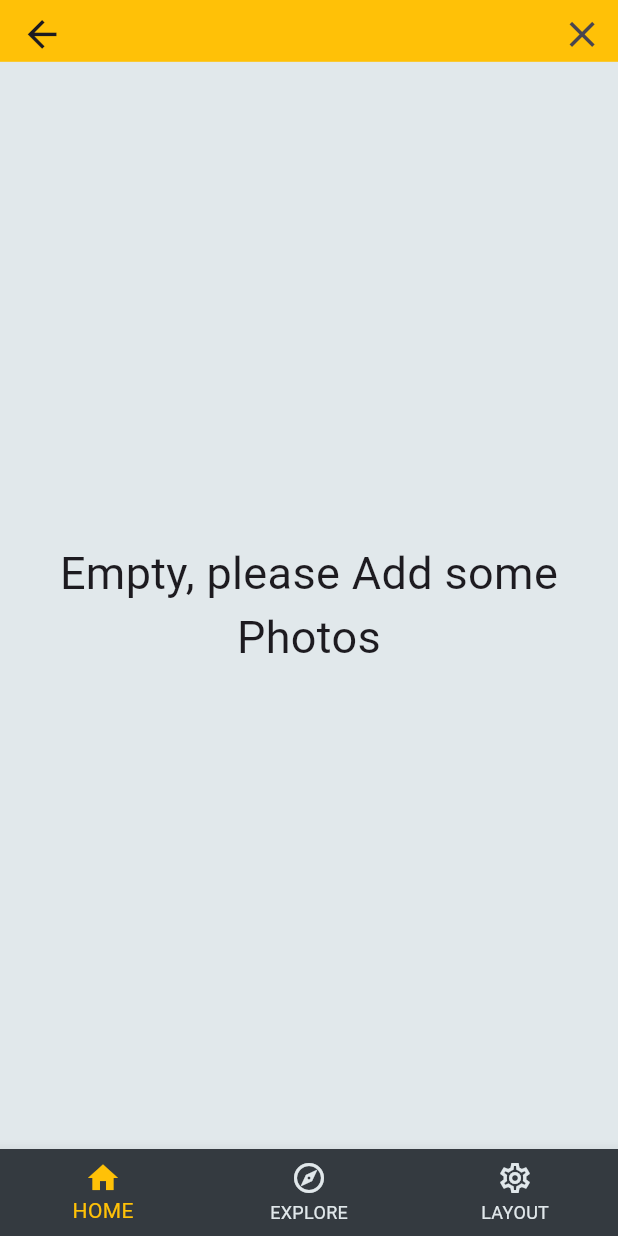
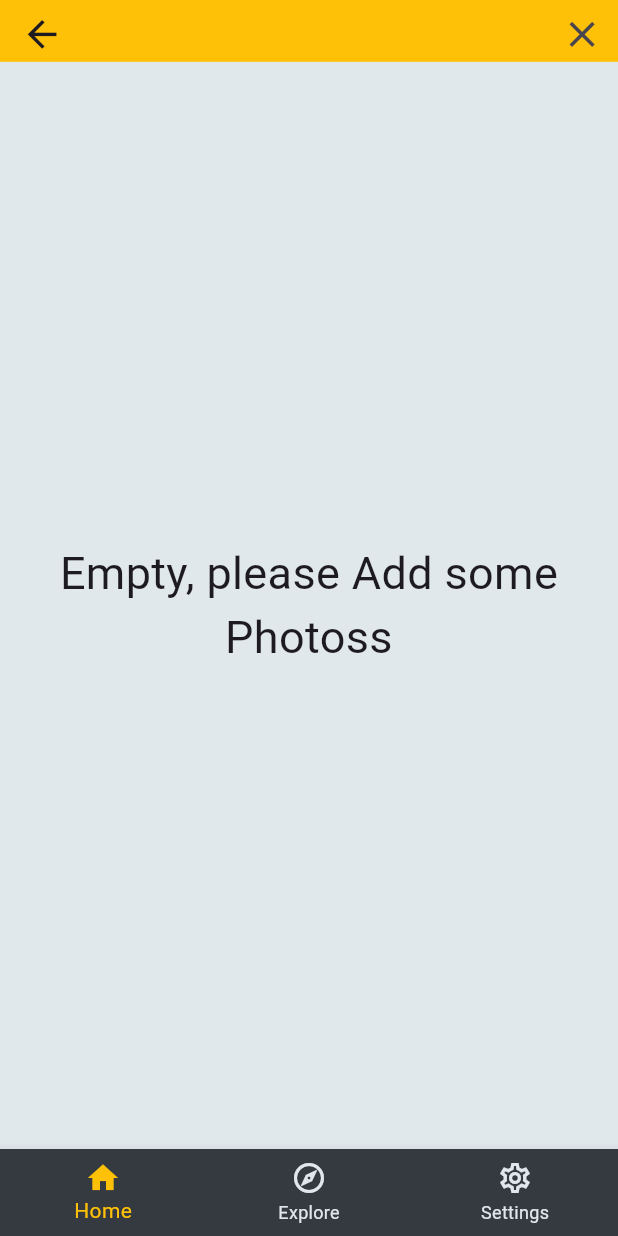
Before and after one commit to Amrd12/gallery-app, a Flutter app: the LayoutScreen screen opened directly, after a tap on the "search" icon, on a phone screen of 412 x 824 dp. Run offline on Flutter 3.47's test engine with Material 3 defaults, Android fonts, the phone set to English and light mode, and no system bars; our stand-ins replace bloc, cached_network_image, dio, easy_localization, flutter_bloc, flutter_offline and 3 more; accounts and stored records are empty; network calls fail.

Commit message:
added localization and welcome screen

```diff
--- a/lib/bloc/cubit/theme_cubit.dart
+++ b/lib/bloc/cubit/theme_cubit.dart
@@ -7,15 +7,14 @@ import 'package:shared_preferences/shared_preferences.dart';
 part 'theme_state.dart';
 
 class ThemeCubit extends Cubit<ThemeState> {
-  ThemeCubit(bool isdark) : super(ThemeInitial()) {
-    if (isdark) {
-      theme = ThemeMode.dark;
-    } else {
-      theme = ThemeMode.light;
-    }
-    emit(ChangeTheme(theme: theme));
+  ThemeCubit(ThemeMode th, Locale lo) : super(ThemeInitial(th: th, lo: lo)) {
+    theme = th;
+    locale = lo;
   }
+
   late ThemeMode theme;
+  late Locale locale;
+
   Future<ThemeMode> changetheme({ThemeMode? th}) async {
     final SharedPreferences prefs = await SharedPreferences.getInstance();
 
@@ -24,11 +23,33 @@ class ThemeCubit extends Cubit<ThemeState> {
     } else if (theme == ThemeMode.dark) {
       theme = ThemeMode.light;
       await prefs.setBool(isdark_Pref, false);
+      print("set to light");
     } else {
       theme = ThemeMode.dark;
       await prefs.setBool(isdark_Pref, true);
+      print("set to dark");
     }
     emit(ChangeTheme(theme: theme));
     return theme;
   }
+
+  Future<Locale> changeLocale({Locale? th}) async {
+    final SharedPreferences prefs = await SharedPreferences.getInstance();
+
+    if (th != null) {
+      locale = th;
+    } else if (locale == Locale("en")) {
+      locale = Locale("ar");
+      await prefs.setBool(isen_Pref, false);
+      print("set to ar");
+    } else {
+      locale = Locale("en");
+      await prefs.setBool(isen_Pref, true);
+      print("set to en");
+    }
+    emit(ChangeLocale(locale: locale));
+    return locale;
+  }
+
+  void FiristRun(bool isFirstRun) => emit(IsFirstRun(isFirstRun: isFirstRun));
 }
--- a/lib/bloc/cubit/theme_state.dart
+++ b/lib/bloc/cubit/theme_state.dart
@@ -3,10 +3,27 @@ part of 'theme_cubit.dart';
 @immutable
 sealed class ThemeState {}
 
-final class ThemeInitial extends ThemeState {}
+final class ThemeInitial extends ThemeState {
+  final ThemeMode th;
+  final Locale lo;
+
+  ThemeInitial({required this.th, required this.lo});
+}
 
 final class ChangeTheme extends ThemeState {
   final ThemeMode theme;
 
   ChangeTheme({required this.theme});
 }
+
+final class ChangeLocale extends ThemeState {
+  final Locale locale;
+
+  ChangeLocale({required this.locale});
+}
+
+final class IsFirstRun extends ThemeState {
+  final bool isFirstRun;
+
+  IsFirstRun({required this.isFirstRun});
+}
--- a/lib/constans/strings.dart
+++ b/lib/constans/strings.dart
@@ -1,6 +1,4 @@
 // api
-import 'package:flutter/material.dart';
-
 const baseurl = "https://api.pexels.com/v1/";
 const CuratedPhotos = "curated";
 const Search = "search";
@@ -17,13 +15,8 @@ const layoutRoute = "/layout";
 //hive
 const hivebox = "PhotosBox";
 const searchBox = "searchbox";
-// //search
-// const Map<String, Widget> orientationIcons = {
-//   "": Icon(Icons.not_interested),
-//   "landscape": Icon(Icons.landscape),
-//   "portrait": Icon(Icons.portrait),
-//   "square": Icon(Icons.photo),
-// };
 
 //prefrence
 const isdark_Pref = "isdark";
+const isen_Pref = "isdark";
+const firstTime_pref = "firsttime";
--- a/lib/main.dart
+++ b/lib/main.dart
@@ -1,3 +1,5 @@
+import 'package:gallaryapp/generated/lib/codegen_loader.g.dart';
+import 'package:gallaryapp/ui/screens/theme-page.dart';
 import "package:hive_flutter/hive_flutter.dart";
 import 'package:flutter/material.dart';
 import 'package:flutter_bloc/flutter_bloc.dart';
@@ -13,20 +15,34 @@ import 'package:shared_preferences/shared_preferences.dart';
 import 'constans/strings.dart';
 import 'data/models/Photo_Model.dart';
 import 'data/models/Search_Model.dart';
+import 'package:flutter_localizations/flutter_localizations.dart';
+import 'package:easy_localization/easy_localization.dart';
 
 void main() async {
   WidgetsFlutterBinding.ensureInitialized();
   //shared pref
+  await EasyLocalization.ensureInitialized();
 
   final SharedPreferences prefs = await SharedPreferences.getInstance();
   // await prefs.setBool(isdark_Pref, true);
 
   bool? isdark = prefs.getBool(isdark_Pref);
-  print(isdark);
+  print("isdark $isdark");
   if (isdark == null) {
-    await prefs.setBool(isdark_Pref, false);
+    await prefs.setBool(isdark_Pref, true);
     isdark = false;
   }
+
+  bool? isen = prefs.getBool(isen_Pref);
+  print("isen $isen");
+  if (isen == null) {
+    await prefs.setBool(isen_Pref, false);
+    isen = false;
+  }
+  // await prefs.setBool(firstTime_pref, true);
+
+  bool isFirstRun = prefs.getBool(firstTime_pref) ?? true;
+
   //hive
   await Hive.initFlutter();
   Hive.registerAdapter(PhotoModelAdapter());
@@ -36,33 +52,86 @@ void main() async {
   //storage
   await const Storage().makeBaseDirectory();
 
-  runApp(MainApp(isdark: isdark as bool));
+  runApp(MainApp(isdark: isdark, isEn: isen, isFirstRun: isFirstRun));
 }
 
-class MainApp extends StatelessWidget {
-  MainApp({super.key, required this.isdark});
-  final bool isdark;
-  ThemeMode? theme;
+class MainApp extends StatefulWidget {
+  MainApp(
+      {super.key,
+      required this.isdark,
+      required this.isEn,
+      required this.isFirstRun});
+  final bool isdark, isEn, isFirstRun;
+
+  @override
+  State<MainApp> createState() => _MainAppState();
+}
+
+class _MainAppState extends State<MainApp> {
+  late ThemeMode theme;
+  late Locale local;
+  late bool first;
+  @override
+  void initState() {
+    local = widget.isEn ? Locale("en") : Locale("ar");
+    theme = widget.isdark ? ThemeMode.dark : ThemeMode.light;
+    first = widget.isFirstRun;
+    super.initState();
+  }
+
   @override
   Widget build(BuildContext context) {
     return MultiBlocProvider(
       providers: [
         BlocProvider(create: (context) => SearchStorageCubit()),
         BlocProvider(create: (context) => SearchApiCubit()),
-        BlocProvider(create: (context) => ThemeCubit(isdark)),
+        BlocProvider(create: (context) => ThemeCubit(theme, local)),
       ],
       child: BlocBuilder<ThemeCubit, ThemeState>(
         builder: (context, state) {
-          if (state is ChangeTheme) theme = state.theme;
-          return MaterialApp(
-              themeMode: theme ?? ThemeMode.light,
-              theme: ThemeData(scaffoldBackgroundColor: MyColors.myWhite),
-              darkTheme: ThemeData(scaffoldBackgroundColor: MyColors.myGrey),
-              title: "Gallary App",
-              debugShowCheckedModeBanner: false,
-              home: const Scaffold(body: LayoutScreen()));
+          if (state is ChangeTheme) {
+            theme = state.theme;
+          }
+          if (state is ChangeLocale) {
+            local = state.locale;
+          }
+          if (state is IsFirstRun) {
+            first = state.isFirstRun;
+          }
+
+          return EasyLocalization(
+              assetLoader: CodegenLoader(),
+              startLocale: local,
+              supportedLocales: [Locale("en"), Locale("ar")],
+              path: "translations",
+              child: App(theme: theme, locale: local, isFirstRun: first));
         },
       ),
     );
   }
 }
+
+class App extends StatelessWidget {
+  App(
+      {super.key,
+      required this.theme,
+      required this.locale,
+      required this.isFirstRun});
+
+  final ThemeMode theme;
+  final Locale locale;
+  final bool isFirstRun;
+  @override
+  Widget build(BuildContext context) {
+    return MaterialApp(
+        localizationsDelegates: context.localizationDelegates,
+        supportedLocales: context.supportedLocales,
+        locale: locale,
+        themeMode: theme,
+        theme: ThemeData(scaffoldBackgroundColor: MyColors.myWhite),
+        darkTheme: ThemeData(scaffoldBackgroundColor: MyColors.myGrey),
+        title: "Gallary App",
+        debugShowCheckedModeBanner: false,
+        home: isFirstRun ? ThemePage(isFirstRun: true) : LayoutScreen());
+  }
+}
--- a/lib/ui/Navigation_Item.dart
+++ b/lib/ui/Navigation_Item.dart
@@ -2,75 +2,54 @@ import 'package:flutter/material.dart';
 import 'package:gallaryapp/constans/colors.dart';
 import 'package:gallaryapp/constans/strings.dart';
 
-class NavigationItem {
+enum NavigationItem {
+  home(
+    0,
+    homeRoute,
+    Icons.home_outlined,
+    Icons.home,
+    MyColors.myGrey,
+    MyColors.myYellow,
+  ),
+  explore(
+    1,
+    exploreRoute,
+    Icons.explore_outlined,
+    Icons.explore,
+    MyColors.myGrey,
+    MyColors.myYellow,
+  ),
+  settings(
+    2,
+    layoutRoute,
+    Icons.settings_outlined,
+    Icons.settings,
+    MyColors.myGrey,
+    MyColors.myYellow,
+  );
+
+  const NavigationItem(
+    this.id,
+    this.routeName,
+    this.icon,
+    this.selectedIcon,
+    this.bgColor,
+    this.fColor,
+  );
+
   final int id;
   final String routeName;
   final IconData icon;
-  final IconData selectedicon;
+  final IconData selectedIcon;
   final Color bgColor;
   final Color fColor;
 
-  const NavigationItem(this.id, this.routeName, this.icon, this.selectedicon,
-      {this.bgColor = MyColors.myGrey, this.fColor = MyColors.myYellow});
-
-  NavigationRailDestination get navigationRailDestination {
-    return NavigationRailDestination(
-      icon: Icon(
-        icon,
-        color: fColor,
-        size: 40,
-      ),
-      selectedIcon: Icon(
-        selectedicon,
-        color: Colors.white,
-        size: 40,
-      ),
-      label: Text(
-        routeName.replaceFirst("/", "").toUpperCase(),
-      ),
-    );
-  }
-
   BottomNavigationBarItem get bottomNavigationBarItem {
     return BottomNavigationBarItem(
-      icon: Icon(
-        icon,
-      ),
-      activeIcon: Icon(
-        selectedicon,
-      ),
+      icon: Icon(icon),
+      activeIcon: Icon(selectedIcon),
       label: routeName.replaceFirst("/", "").toUpperCase(),
       backgroundColor: bgColor,
     );
   }
 }
-
-class NavigationItems {
-  bool expanded = false;
-
-  static const List<NavigationItem> _items = [
-    NavigationItem(0, homeRoute, Icons.home_outlined, Icons.home),
-    NavigationItem(1, exploreRoute, Icons.explore_outlined, Icons.explore),
-    NavigationItem(2, layoutRoute, Icons.settings_outlined, Icons.settings)
-  ];
-
-  NavigationRailDestination _getNavigationRailDestination(int index) {
-    return _items[index].navigationRailDestination;
-  }
-
-  BottomNavigationBarItem _getBottomNavigationBarItem(int index) {
-    return _items[index].bottomNavigationBarItem;
-  }
-
-  List<BottomNavigationBarItem> get bottomItems => List.generate(
-        length,
-        (index) => _getBottomNavigationBarItem(index),
-      );
-
-  List<NavigationRailDestination> get railItems => List.generate(
-        length,
-        (index) => _getNavigationRailDestination(index),
-      );
-  int get length => _items.length;
-  String itemRouteName(int i) => _items[i].routeName;
-}
--- a/lib/ui/screens/Explore.dart
+++ b/lib/ui/screens/Explore.dart
@@ -1,3 +1,4 @@
+import 'package:easy_localization/easy_localization.dart';
 import 'package:flutter/material.dart';
 import 'package:flutter_bloc/flutter_bloc.dart';
 import 'package:flutter_offline/flutter_offline.dart';
@@ -7,7 +8,7 @@ import 'package:gallaryapp/ui/widgets/app_bar/Custom_App_Bar.dart';
 import 'package:gallaryapp/ui/widgets/Custom_Bloc_Api.dart';
 
 class Explore extends StatelessWidget {
-  const Explore({super.key});
+  Explore({super.key});
 
   @override
   Widget build(BuildContext context) {
@@ -23,7 +24,7 @@ class Explore extends StatelessWidget {
           create: (context) => PhotoApiCubit(),
           child: Scaffold(
             appBar: CustomAppBar(
-              Title: "Explore",
+              Title: context.tr("explore"),
               preferredSize: Size.fromHeight(wid * .05),
               onlineSearch: true,
               searchavilable: connected,
--- a/lib/ui/screens/Home.dart
+++ b/lib/ui/screens/Home.dart
@@ -1,21 +1,23 @@
+import 'package:easy_localization/easy_localization.dart';
 import 'package:flutter/material.dart';
 import 'package:flutter_bloc/flutter_bloc.dart';
 import 'package:gallaryapp/bloc/cubit/photo_storage_cubit.dart';
+import 'package:gallaryapp/generated/lib/LocaleKeys.g.dart';
 import 'package:gallaryapp/ui/widgets/Custom_Bloc_Storage.dart';
 import '../widgets/app_bar/Custom_App_Bar.dart';
 
 class HomeScreen extends StatelessWidget {
-  const HomeScreen({super.key});
+  HomeScreen({super.key});
 
   @override
   Widget build(BuildContext context) {
-    print("home");
+    print(LocaleKeys.home.tr());
     final wid = MediaQuery.of(context).size.height;
     return BlocProvider(
       create: (context) => PhotoStorageCubit(),
       child: Scaffold(
         appBar: CustomAppBar(
-          Title: "Home",
+          Title: context.tr("home"),
           preferredSize: Size.fromHeight(wid * .05),
         ),
         body: const CustomBlocStorage(),
--- a/lib/ui/screens/layout_screen.dart
+++ b/lib/ui/screens/layout_screen.dart
@@ -1,3 +1,4 @@
+import 'package:easy_localization/easy_localization.dart';
 import 'package:flutter/material.dart';
 import 'package:gallaryapp/ui/screens/Explore.dart';
 import 'package:gallaryapp/ui/screens/Home.dart';
@@ -7,15 +8,13 @@ import '../../constans/colors.dart';
 import '../Navigation_Item.dart';
 
 class LayoutScreen extends StatefulWidget {
-  const LayoutScreen({super.key});
-
+  LayoutScreen({super.key});
   @override
   State<LayoutScreen> createState() => _LayoutScreenState();
 }
 
 class _LayoutScreenState extends State<LayoutScreen> {
   int index = 0;
-  List<Widget> screen = const [HomeScreen(), Explore(), ThemePage()];
   void _onDestinationSelected(int selectedIndex) {
     index = selectedIndex;
     setState(() {});
@@ -24,14 +23,28 @@ class _LayoutScreenState extends State<LayoutScreen> {
   @override
   Widget build(BuildContext context) {
     return Scaffold(
-      body: IndexedStack(index: index, children: screen),
+      body: IndexedStack(
+          index: index, children: [HomeScreen(), Explore(), ThemePage()]),
       bottomNavigationBar: BottomNavigationBar(
           selectedItemColor: MyColors.myYellow,
           unselectedItemColor: MyColors.myWhite,
           backgroundColor: MyColors.myGrey,
           currentIndex: index,
           onTap: _onDestinationSelected,
-          items: NavigationItems().bottomItems),
+          items: [
+            BottomNavigationBarItem(
+                icon: Icon(Icons.home_outlined),
+                activeIcon: Icon(Icons.home),
+                label: context.tr("home")),
+            BottomNavigationBarItem(
+                icon: Icon(Icons.explore_outlined),
+                activeIcon: Icon(Icons.explore),
+                label: context.tr("explore")),
+            BottomNavigationBarItem(
+                icon: Icon(Icons.settings_outlined),
+                activeIcon: Icon(Icons.settings),
+                label: context.tr("settings")),
+          ]),
     );
   }
 }
--- a/lib/ui/screens/theme-page.dart
+++ b/lib/ui/screens/theme-page.dart
@@ -1,10 +1,14 @@
+import 'package:easy_localization/easy_localization.dart';
 import 'package:flutter/material.dart';
 import 'package:flutter_bloc/flutter_bloc.dart';
 import 'package:gallaryapp/bloc/cubit/theme_cubit.dart';
+import 'package:gallaryapp/constans/strings.dart';
 import 'package:gallaryapp/ui/widgets/app_bar/Custom_App_Bar.dart';
+import 'package:shared_preferences/shared_preferences.dart';
 
 class ThemePage extends StatefulWidget {
-  const ThemePage({super.key});
+  ThemePage({super.key, this.isFirstRun = false});
+  final bool isFirstRun;
 
   @override
   State<ThemePage> createState() => _ThemePageState();
@@ -12,31 +16,78 @@ class ThemePage extends StatefulWidget {
 
 class _ThemePageState extends State<ThemePage> {
   ThemeMode theme = ThemeMode.light;
+  Locale locale = Locale("en");
 
   @override
   Widget build(BuildContext context) {
     final wid = MediaQuery.of(context).size.height;
-
     return Scaffold(
       appBar: CustomAppBar(
-          Title: "settings",
+          Title: widget.isFirstRun
+              ? context.tr("welcome")
+              : context.tr("settings"),
           preferredSize: Size.fromHeight(wid * .05),
           searchavilable: false),
-      body: Container(
-        child: Center(
-          child: BlocBuilder<ThemeCubit, ThemeState>(
-            builder: (context, state) {
-              if (state is ChangeTheme) theme = state.theme;
+      body: BlocBuilder<ThemeCubit, ThemeState>(
+        builder: (context, state) {
+          if (state is ThemeInitial) {
+            theme = state.th;
+            locale = state.lo;
+          }
 
-              IconData icon =
-                  theme == ThemeMode.light ? Icons.light_mode : Icons.dark_mode;
-              return    IconButton(
-                  onPressed: () =>
-                      BlocProvider.of<ThemeCubit>(context).changetheme(),
-                  icon: Icon(icon));
-            },
-          ),
-        ),
+          if (state is ChangeTheme) theme = state.theme;
+          if (state is ChangeLocale) locale = state.locale;
+
+          bool value = theme == ThemeMode.dark;
+
+          return Column(
+            mainAxisAlignment: MainAxisAlignment.center,
+            children: [
+              Row(
+                mainAxisAlignment: MainAxisAlignment.center,
+                children: [
+                  Text(context.tr("Dark Mode")),
+                  SizedBox(width: 20),
+                  Switch(
+                      value: value,
+                      onChanged: (_) =>
+                          BlocProvider.of<ThemeCubit>(context).changetheme()),
+                ],
+              ),
+              SizedBox(height: 20),
+              Row(
+                mainAxisAlignment: MainAxisAlignment.center,
+                children: [
+                  Text("Language").tr(),
+                  SizedBox(width: 20),
+                  DropdownButton<Locale>(
+                    value: locale,
+                    items: [
+                      DropdownMenuItem<Locale>(
+                          value: Locale("en"),
+                          child: Text(context.tr("Language_en"))),
+                      DropdownMenuItem<Locale>(
+                          value: Locale("ar"),
+                          child: Text(context.tr("Language_ar"))),
+                    ],
+                    onChanged: (value) =>
+                        BlocProvider.of<ThemeCubit>(context).changeLocale(),
+                  )
+                ],
+              ),
+              widget.isFirstRun
+                  ? ElevatedButton(
+                      onPressed: () async {
+                        final SharedPreferences prefs =
+                            await SharedPreferences.getInstance();
+                        await prefs.setBool(firstTime_pref, false);
+                        BlocProvider.of<ThemeCubit>(context).FiristRun(false);
+                      },
+                      child: Text(context.tr("next")))
+                  : Container()
+            ],
+          );
+        },
       ),
     );
   }
--- a/lib/ui/widgets/Custom_Photo_List.dart
+++ b/lib/ui/widgets/Custom_Photo_List.dart
@@ -1,3 +1,4 @@
+import 'package:easy_localization/easy_localization.dart';
 import 'package:flutter/material.dart';
 import '../../data/models/Photo_Model.dart';
 import 'photo_item/Photo_Widget.dart';
@@ -14,11 +15,11 @@ class CustomPhotoList extends StatelessWidget {
     final double width = MediaQuery.of(context).size.width;
 
     if (photos.isEmpty) {
-      return const Center(
+      return Center(
         child: Text(
           textAlign: TextAlign.center,
           maxLines: 3,
-          "Empty, please Add some Photos",
+          context.tr("empty"),
           style: TextStyle(fontSize: 30),
         ),
       );
```
Also changed, not shown: pubspec.yaml (+7 -0 lines), translations/ar.json (added, +12 -0 lines), translations/en.json (added, +13 -0 lines), lib/generated/lib/LocaleKeys.g.dart (added), lib/generated/lib/codegen_loader.g.dart (added), pubspec.lock, 1 other file.
